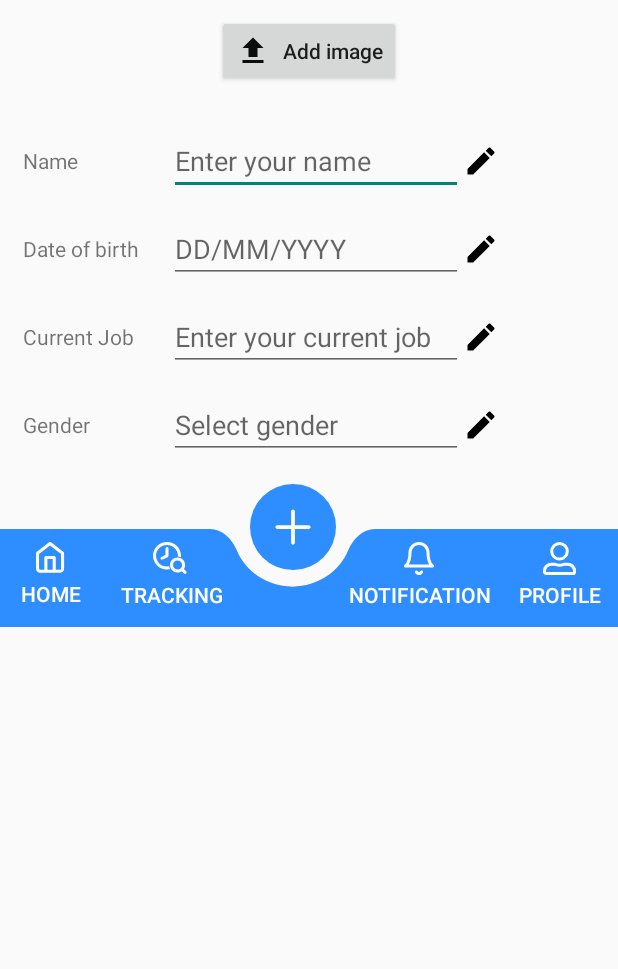
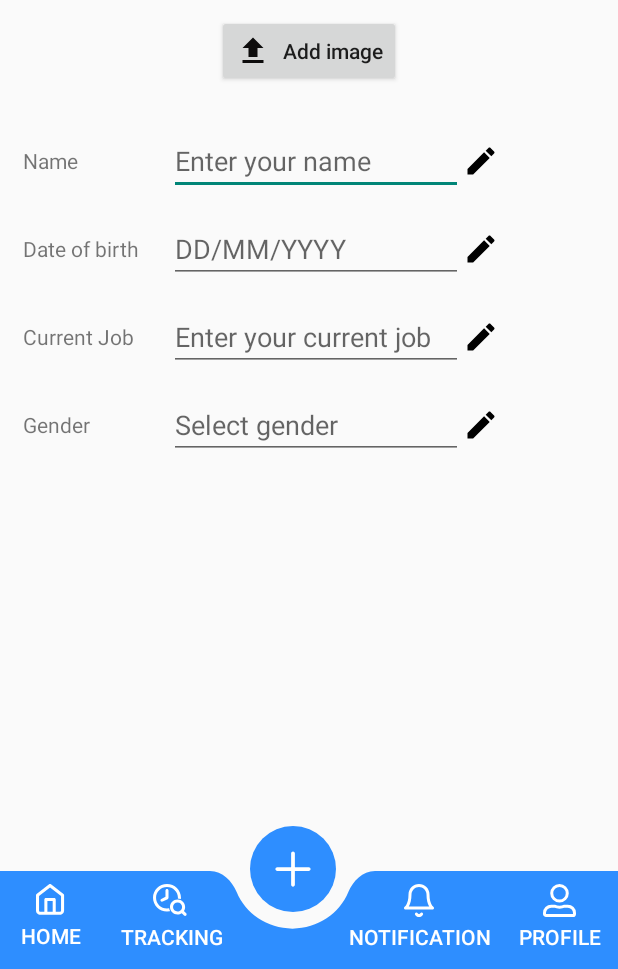
Before and after one commit to hohung113/ONEBIT, an Android app built with Jetpack Compose: the ProfileActivity screen opened directly, with no data from a screen before it, on a phone screen of 412 x 824 dp, the part 267-1236 px from its top. Run offline under Robolectric (Android 15) with nearby library versions, the phone set to English and light mode, and no system bars.

Commit message:
Update UI ProfileDetail

```diff
--- a/app/src/main/res/layout/profiledetail.xml
+++ b/app/src/main/res/layout/profiledetail.xml
@@ -3,8 +3,11 @@
     android:orientation="vertical"
     android:layout_width="match_parent"
     android:layout_height="match_parent">
-
-    <!-- Header với nút Back -->
+    <LinearLayout
+        android:layout_width="match_parent"
+        android:layout_height="0dp"
+        android:layout_weight="1"
+        android:orientation="vertical">
         <LinearLayout
             android:layout_width="match_parent"
             android:layout_height="wrap_content"
@@ -184,6 +187,11 @@
             </LinearLayout>
         </LinearLayout>
 
+    </LinearLayout>
+
+    <!-- Header với nút Back -->
+
+
     <!-- Footer -->
     <include layout="@layout/footer" />
 
```
Lines whose indentation alone changed are shown as unchanged.
